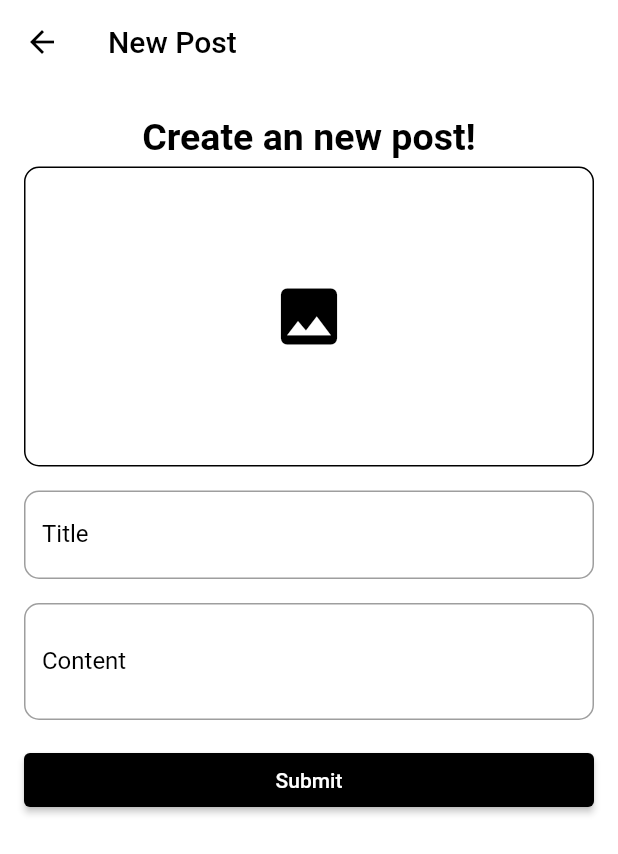
After one commit to OnlyFoodApp/onlyfood_mo, a Flutter app: the CreatePostScreen screen opened directly, after a tap on "Submit", on a phone screen of 412 x 824 dp. The commit adds this screen. Shown: the top 854 px of the screen. Run offline on Flutter 3.47's test engine with Material 2 defaults, Android fonts, the phone set to English and light mode, and no system bars; our stand-ins replace firebase_core, flutter_svg, image_picker, jwt_decoder, shared_preferences; accounts and stored records are empty.

Commit message:
create post call api new post success

```diff
--- a/onlyfood_mo/lib/main.dart
+++ b/onlyfood_mo/lib/main.dart
@@ -7,6 +7,7 @@ import 'package:onlyfood_mo/responsive/web_screen_layout.dart';
 import 'package:onlyfood_mo/screens/campaign/add_new_campaign.dart';
 import 'package:onlyfood_mo/screens/campaign/add_menu_for_campaign.dart';
 import 'package:onlyfood_mo/screens/comment/comment_screen.dart';
+import 'package:onlyfood_mo/screens/create_post/create_post_screen.dart';
 
 import 'package:onlyfood_mo/screens/login/login_screen.dart';
 
@@ -56,6 +57,6 @@ class MyApp extends StatelessWidget {
         theme: ThemeData.dark().copyWith(
           scaffoldBackgroundColor: mobileBackgroundColor,
         ),
-        home: const NewfeedScreen());
+        home: LoginScreen());
   }
 }
--- /dev/null
+++ b/onlyfood_mo/lib/screens/create_post/create_post_screen.dart
@@ -0,0 +1,280 @@
+import 'dart:convert';
+import 'dart:io';
+
+import 'package:flutter/material.dart';
+import 'package:image_picker/image_picker.dart';
+import 'package:onlyfood_mo/models/post.dart';
+import 'package:path/path.dart' as path;
+import 'package:http/http.dart' as http;
+import 'package:shared_preferences/shared_preferences.dart';
+import 'package:http_parser/http_parser.dart';
+
+import 'package:async/async.dart';
+import 'dart:convert';
+
+class CreatePostScreen extends StatefulWidget {
+  final Function()? onPostSuccess;
+
+  CreatePostScreen({Key? key, this.onPostSuccess}) : super(key: key);
+
+  @override
+  _CreatePostScreenState createState() => _CreatePostScreenState();
+}
+
+class _CreatePostScreenState extends State<CreatePostScreen> {
+  String? _imagePath;
+
+  String? userId;
+
+  TextEditingController titleController = TextEditingController();
+  TextEditingController contentController = TextEditingController();
+
+  @override
+  void initState() {
+    super.initState();
+
+    getAccountId();
+  }
+
+  Future<void> getAccountId() async {
+    SharedPreferences prefs = await SharedPreferences.getInstance();
+    String? accountId = prefs.getString('accountId');
+    setState(() {
+      userId = accountId;
+    });
+  }
+
+  Future<void> _pickImage() async {
+    final picker = ImagePicker();
+    final pickedFile = await picker.pickImage(source: ImageSource.gallery);
+
+    if (pickedFile != null) {
+      setState(() {
+        _imagePath = pickedFile.path;
+      });
+    }
+  }
+
+  Future<Post> createPost(
+    String title,
+    String content,
+    String accountId,
+    int displayIndex,
+    int isDeleted,
+    int isEdited,
+    String imagePath,
+  ) async {
+    try {
+      // Create a multipart request
+      var request = http.MultipartRequest(
+        'POST',
+        Uri.parse("https://onlyfoods.azurewebsites.net/api/v1/posts"),
+      );
+
+      // Attach image file to the request
+      var file = await http.MultipartFile.fromPath(
+        'file',
+        imagePath,
+        contentType: MediaType('image', 'jpeg'),
+      );
+      request.files.add(file);
+
+      // Add other fields to the request
+      request.fields['Title'] = title;
+      request.fields['Content'] = content;
+      request.fields['AccountID'] = accountId;
+      request.fields['DisplayIndex'] = displayIndex.toString();
+      request.fields['IsDeleted'] = isDeleted.toString();
+      request.fields['IsEdited'] = isEdited.toString();
+
+      // Open a stream to read the image file
+      var stream =
+          http.ByteStream(DelegatingStream.typed(File(imagePath).openRead()));
+      var length = await File(imagePath).length();
+
+      // Add the stream as a file to the request
+      var fileStream = http.ByteStream(stream);
+      var fileLength = length;
+      var fileName = path.basename(imagePath);
+      request.files.add(http.MultipartFile(
+        'ImageLogo',
+        fileStream,
+        fileLength,
+        filename: fileName,
+        contentType: MediaType('image', 'jpeg'),
+      ));
+
+      // Send the request
+      var response = await request.send();
+
+      // Check the response
+      if (response.statusCode == 200) {
+        print("oke nè");
+
+        return Post.fromJson(
+            json.decode(await response.stream.bytesToString()));
+      } else {
+        throw Exception('Failed to post!!!');
+      }
+    } catch (e) {
+      print('Error occurred: $e');
+      throw Exception('Error occurred: $e');
+    }
+  }
+
+  Future<void> submitPost() async {
+    if (_imagePath == null ||
+        titleController.text.isEmpty ||
+        contentController.text.isEmpty ||
+        userId == null) {
+      return;
+    }
+
+    try {
+      await createPost(
+        titleController.text,
+        contentController.text,
+        userId!,
+        0,
+        0,
+        0,
+        _imagePath!,
+      );
+      showDialog(
+        context: context,
+        builder: (BuildContext context) {
+          return AlertDialog(
+            title: Text('Post Successful'),
+            content: Text('Your post has been added successfully.'),
+            actions: [
+              ElevatedButton(
+                onPressed: () {
+                  Navigator.of(context).pop(); // Close the dialog
+                  Navigator.of(context).pop(); // Navigate back to NewFeedScreen
+                  widget.onPostSuccess?.call(); // Call the callback
+                },
+                child: Text('OK'),
+              ),
+            ],
+          );
+        },
+      );
+    } catch (e) {
+      print('Error submitting post: $e');
+    }
+  }
+
+  @override
+  Widget build(BuildContext context) {
+    return Scaffold(
+      appBar: AppBar(
+        elevation: 0,
+        backgroundColor: Colors.white,
+        leading: IconButton(
+          icon: const Icon(Icons.arrow_back, color: Colors.black),
+          onPressed: () {
+            // Thực hiện các hành động khi nhấn nút back
+            Navigator.of(context).pop();
+          },
+        ),
+        title: const Text('New Post', style: TextStyle(color: Colors.black)),
+      ),
+      body: Padding(
+        padding: const EdgeInsets.all(16.0),
+        child: Column(
+          crossAxisAlignment: CrossAxisAlignment.stretch,
+          children: [
+            Container(
+              alignment: Alignment.center,
+              margin: EdgeInsets.fromLTRB(0, 5, 0, 5),
+              child: Text(
+                "Create an new post!",
+                style: TextStyle(
+                    color: Colors.black,
+                    fontWeight: FontWeight.bold,
+                    fontSize: 25),
+              ),
+            ),
+            InkWell(
+              onTap: _pickImage,
+              child: Container(
+                height: 200,
+                decoration: BoxDecoration(
+                  border: Border.all(
+                    width: 1,
+                    color: Colors.black,
+                  ),
+                  borderRadius:
+                      BorderRadius.circular(10), // Set the border radius
+                ),
+                child: (_imagePath != null)
+                    ? ClipRRect(
+                        borderRadius: BorderRadius.circular(
+                            10), // Match the border radius here
+                        child: Image.file(
+                          File(_imagePath!),
+                          fit: BoxFit.cover,
+                        ),
+                      )
+                    : Icon(
+                        Icons.photo,
+                        size: 50,
+                        color: Colors.black,
+                      ),
+              ),
+            ),
+            const SizedBox(height: 16),
+            TextField(
+              controller: titleController,
+              decoration: InputDecoration(
+                hintText: 'Title',
+                labelText: 'Title',
+                enabledBorder: OutlineInputBorder(
+                  borderSide:
+                      BorderSide(color: Colors.grey), // Default border color
+                  borderRadius:
+                      BorderRadius.circular(10), // Optional: Border radius
+                ),
+                focusedBorder: OutlineInputBorder(
+                  borderSide:
+                      BorderSide(color: Colors.black), // Focused border color
+                ),
+                labelStyle:
+                    TextStyle(color: Colors.black), // Label (Title) color
+              ),
+            ),
+            const SizedBox(height: 16),
+            TextField(
+              controller: contentController,
+              maxLines: 2,
+              decoration: InputDecoration(
+                hintText: 'Content',
+                labelText: 'Content',
+                enabledBorder: OutlineInputBorder(
+                  borderSide:
+                      BorderSide(color: Colors.grey), // Default border color
+                  borderRadius:
+                      BorderRadius.circular(10), // Optional: Border radius
+                ),
+                focusedBorder: OutlineInputBorder(
+                  borderSide:
+                      BorderSide(color: Colors.black), // Focused border color
+                ),
+                labelStyle:
+                    TextStyle(color: Colors.black), // Label (Content) color
+              ),
+            ),
+            const SizedBox(height: 16),
+            ElevatedButton(
+              onPressed: submitPost,
+              style: ButtonStyle(
+                backgroundColor: MaterialStateProperty.all<Color>(Colors.black),
+              ),
+              child: Text('Submit', style: TextStyle(color: Colors.white)),
+            ),
+          ],
+        ),
+      ),
+    );
+  }
+}
--- a/onlyfood_mo/lib/screens/login/login_screen.dart
+++ b/onlyfood_mo/lib/screens/login/login_screen.dart
@@ -27,7 +27,8 @@ class _LoginScreenState extends State<LoginScreen> {
     });
     try {
       //call api to get token
-      String urlString = 'https://onlyfoods.azurewebsites.net/api/token';
+      String urlString =
+          'https://onlyfoods.azurewebsites.net/api/v1/auth/login';
       Uri url = Uri.parse(urlString);
       Map<String, String> headers = {"Content-type": "application/json"};
       //get email and password from inputfieldtext
@@ -57,7 +58,7 @@ class _LoginScreenState extends State<LoginScreen> {
         String token = apiResponse.body;
         Map<String, dynamic> user = JwtDecoder.decode(token);
         await prefs.setString('jwt', token); // SAVE JWT
-
+        await prefs.setString('accountId', user["Id"]);
         print("Token when we get inside pref: " +
             prefs.getString("jwt").toString());
 
--- a/onlyfood_mo/pubspec.yaml
+++ b/onlyfood_mo/pubspec.yaml
@@ -35,13 +35,17 @@ dependencies:
   firebase_storage: ^11.2.8
   flutter:
     sdk: flutter
+  flutter_image_compress: ^2.1.0
   flutter_img: ^0.1.5+111
   flutter_secure_storage: ^9.0.0
   flutter_svg: ^2.0.7
   http: ^1.1.0
+  http_parser: ^4.0.2
+  image_cropper: ^5.0.0
   image_picker: ^1.0.4
   intl: ^0.17.0
   jwt_decoder: ^2.0.1
+  path_provider: ^2.1.1
   shared_preferences: ^2.2.2
 
 dev_dependencies:
```
Also changed, not shown: onlyfood_mo/lib/responsive/mobile_screen_layout.dart (+52 -7 lines), onlyfood_mo/lib/screens/view_profile/profile.dart (+0 -7 lines), onlyfood_mo/pubspec.lock.
